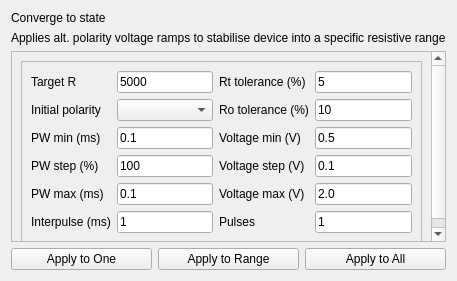
The window that uis/convergeToState.ui (arc-instruments/arc1_pyqt) describes before a commit, drawn with Qt 5.
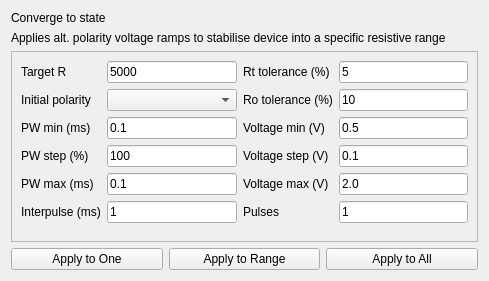
The same window after the commit.

The edit to the form file:
```diff
--- a/uis/convergeToState.ui
+++ b/uis/convergeToState.ui
@@ -6,7 +6,7 @@
    <rect>
     <x>0</x>
     <y>0</y>
-    <width>423</width>
+    <width>489</width>
     <height>281</height>
    </rect>
   </property>
@@ -62,11 +62,23 @@
        <rect>
         <x>0</x>
         <y>0</y>
-        <width>386</width>
-        <height>194</height>
+        <width>455</width>
+        <height>192</height>
        </rect>
       </property>
       <layout class="QVBoxLayout" name="verticalLayout">
+       <property name="leftMargin">
+        <number>0</number>
+       </property>
+       <property name="topMargin">
+        <number>0</number>
+       </property>
+       <property name="rightMargin">
+        <number>0</number>
+       </property>
+       <property name="bottomMargin">
+        <number>0</number>
+       </property>
        <item>
         <widget class="QFrame" name="frame">
          <property name="sizePolicy">
@@ -76,7 +88,7 @@
           </sizepolicy>
          </property>
          <property name="frameShape">
-          <enum>QFrame::StyledPanel</enum>
+          <enum>QFrame::NoFrame</enum>
          </property>
          <property name="frameShadow">
           <enum>QFrame::Raised</enum>
```
